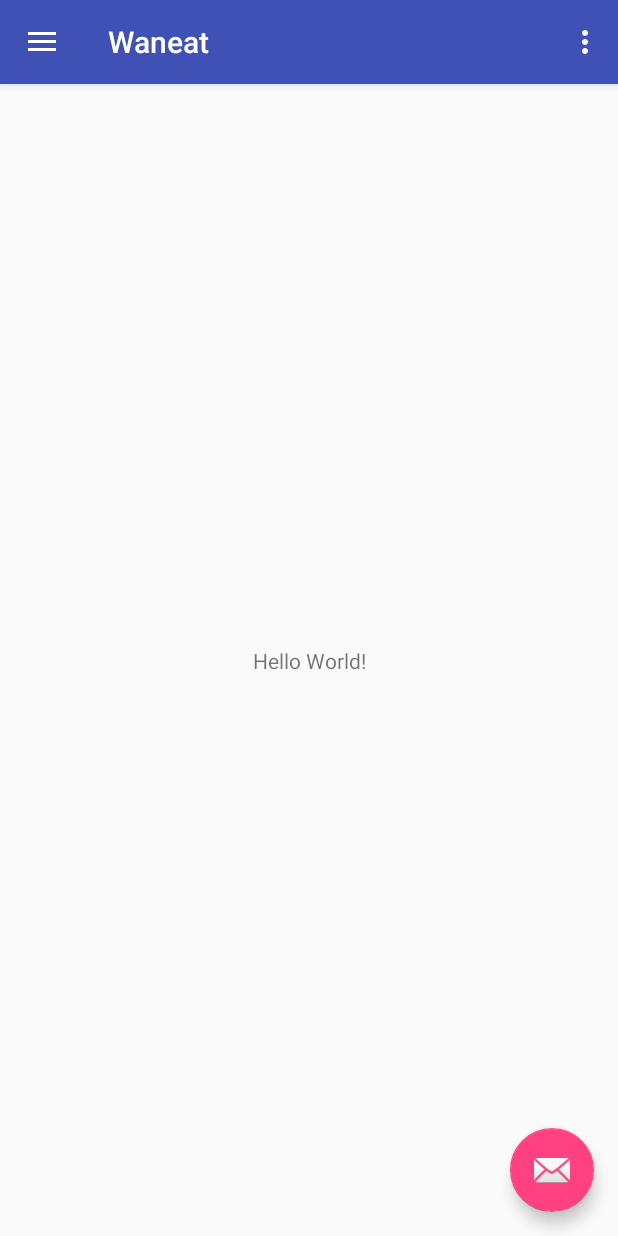
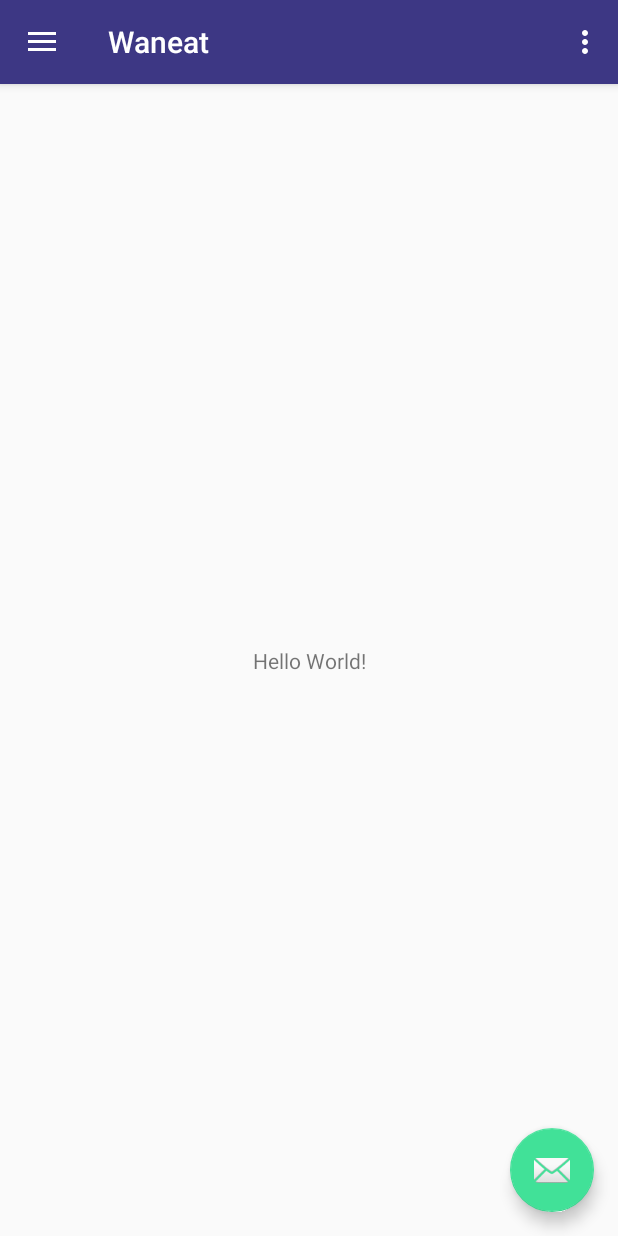
Before and after one commit to JorgeYYA/WaneatAndroid, an Android app: the screen it shows after launch (MainActivity), on a phone screen of 412 x 824 dp. Run offline under Robolectric (Android 15) with nearby library versions, the phone set to English and light mode, and no system bars.

Commit message:
Colors updated

```diff
--- a/app/src/main/res/values/colors.xml
+++ b/app/src/main/res/values/colors.xml
@@ -1,6 +1,7 @@
 <?xml version="1.0" encoding="utf-8"?>
 <resources>
-    <color name="colorPrimary">#3F51B5</color>
-    <color name="colorPrimaryDark">#303F9F</color>
-    <color name="colorAccent">#FF4081</color>
+    <color name="colorPrimaryWaneat">#41e198</color>
+    <color name="colorPrimaryDarkWaneat">#3ecaa8</color>
+    <color  name="colorSecondaryWaneat">#824eba</color>
+    <color name="colorSecondaryDarkWaneat">#3d3784</color>
 </resources>
--- a/app/src/main/res/values/styles.xml
+++ b/app/src/main/res/values/styles.xml
@@ -3,9 +3,9 @@
     <!-- Base application theme. -->
     <style name="AppTheme" parent="Theme.AppCompat.Light.DarkActionBar">
         <!-- Customize your theme here. -->
-        <item name="colorPrimary">@color/colorPrimary</item>
-        <item name="colorPrimaryDark">@color/colorPrimaryDark</item>
-        <item name="colorAccent">@color/colorAccent</item>
+        <item name="colorPrimary">@color/colorSecondaryDarkWaneat</item>
+        <item name="colorPrimaryDark">@color/colorSecondaryDarkWaneat</item>
+        <item name="colorAccent">@color/colorPrimaryWaneat</item>
     </style>
 
     <style name="AppTheme.NoActionBar">
```
